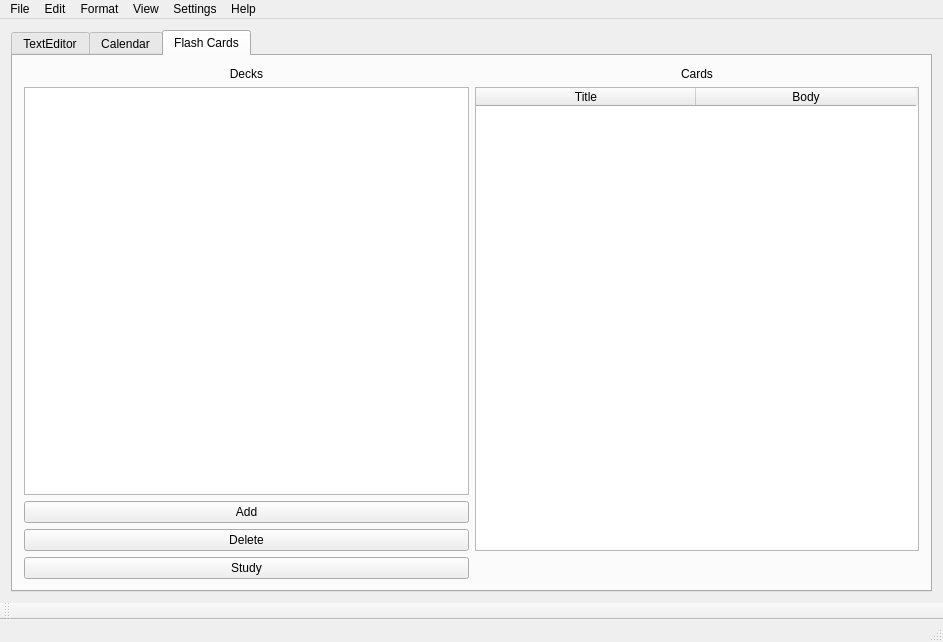
First picture: the form in Qt Project Files/SpiralBound/mainwindow.ui, repository ECU-CSCI-4230/SpiralBound, before the edit.
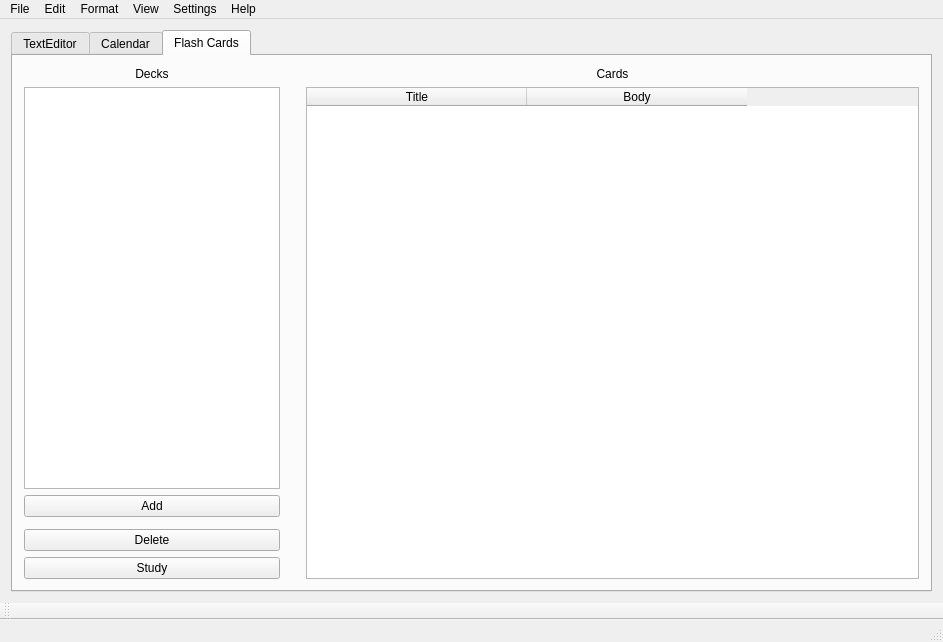
Second picture: the form after the edit. Icons and pictures are not drawn.

What changed in the file:
```diff
--- a/Qt Project Files/SpiralBound/mainwindow.ui
+++ b/Qt Project Files/SpiralBound/mainwindow.ui
@@ -180,34 +180,36 @@
         <string>Flash Cards</string>
        </attribute>
        <layout class="QGridLayout" name="gridLayout_5">
-        <item row="0" column="1">
-         <widget class="QLabel" name="label_cards">
-          <property name="text">
-           <string>Cards</string>
-          </property>
-          <property name="alignment">
-           <set>Qt::AlignCenter</set>
-          </property>
-         </widget>
-        </item>
         <item row="4" column="0">
-         <widget class="QPushButton" name="pushButton_studyDeck">
-          <property name="text">
-           <string>Study</string>
-          </property>
-         </widget>
-        </item>
-        <item row="3" column="0">
          <widget class="QPushButton" name="pushButton_deleteDeck">
+          <property name="sizePolicy">
+           <sizepolicy hsizetype="Preferred" vsizetype="Fixed">
+            <horstretch>0</horstretch>
+            <verstretch>0</verstretch>
+           </sizepolicy>
+          </property>
           <property name="text">
            <string>Delete</string>
           </property>
          </widget>
         </item>
-        <item row="2" column="0">
-         <widget class="QPushButton" name="pushButton_addDeck">
+        <item row="0" column="1" rowspan="6">
+         <spacer name="verticalSpacer">
+          <property name="orientation">
+           <enum>Qt::Vertical</enum>
+          </property>
+          <property name="sizeHint" stdset="0">
+           <size>
+            <width>20</width>
+            <height>40</height>
+           </size>
+          </property>
+         </spacer>
+        </item>
+        <item row="5" column="0">
+         <widget class="QPushButton" name="pushButton_studyDeck">
           <property name="text">
-           <string>Add</string>
+           <string>Study</string>
           </property>
          </widget>
         </item>
@@ -221,10 +223,17 @@
           </property>
          </widget>
         </item>
-        <item row="1" column="0">
-         <widget class="QListWidget" name="listWidget_deckList"/>
+        <item row="0" column="2">
+         <widget class="QLabel" name="label_cards">
+          <property name="text">
+           <string>Cards</string>
+          </property>
+          <property name="alignment">
+           <set>Qt::AlignCenter</set>
+          </property>
+         </widget>
         </item>
-        <item row="1" column="1" rowspan="3">
+        <item row="1" column="2" rowspan="5">
          <widget class="QTableWidget" name="tableWidget_cardsTable">
           <property name="columnCount">
            <number>2</number>
@@ -247,6 +256,26 @@
           </column>
          </widget>
         </item>
+        <item row="1" column="0">
+         <widget class="QListWidget" name="listWidget_deckList">
+          <property name="sizePolicy">
+           <sizepolicy hsizetype="Preferred" vsizetype="Expanding">
+            <horstretch>0</horstretch>
+            <verstretch>0</verstretch>
+           </sizepolicy>
+          </property>
+         </widget>
+        </item>
+        <item row="2" column="0">
+         <widget class="QPushButton" name="pushButton_addDeck">
+          <property name="enabled">
+           <bool>true</bool>
+          </property>
+          <property name="text">
+           <string>Add</string>
+          </property>
+         </widget>
+        </item>
        </layout>
       </widget>
      </widget>
```
Left out of the diff: 2 changed lines with no effect on the pictures.
